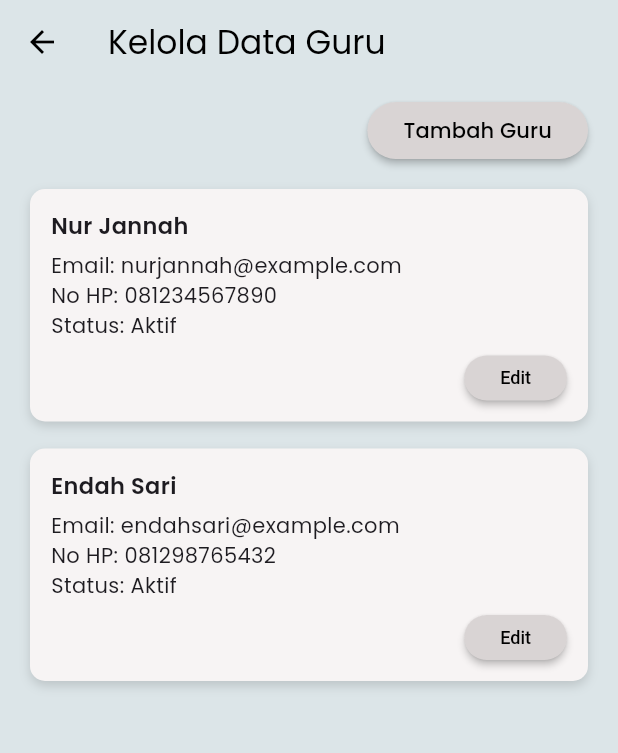
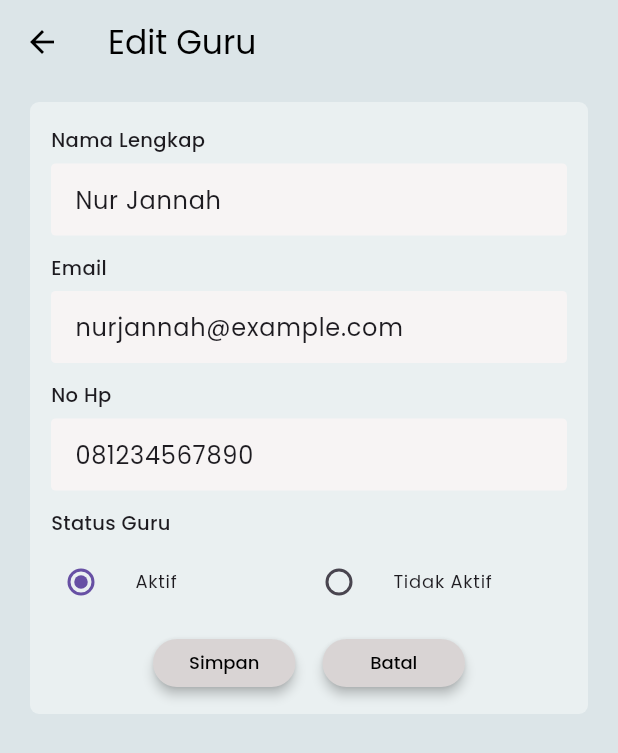
Before and after one commit to danavaaa/smartpaud, a Flutter app: the GuruPage screen opened directly, after a tap on "Edit", on a phone screen of 412 x 824 dp. Shown: the top 753 px of the screen. Run offline on Flutter 3.47's test engine with Material 3 defaults, Android fonts, the phone set to English and light mode, and no system bars; our stand-ins replace supabase_flutter; accounts and stored records are empty.

Commit message:
halaman edit dan tambah kelola guru

```diff
--- /dev/null
+++ b/lib/features/admin/guru/guru_form_page.dart
@@ -0,0 +1,259 @@
+import 'package:flutter/material.dart';
+
+// Halaman form untuk menambah atau mengedit data guru
+class GuruFormPage extends StatefulWidget {
+  final String? namaGuru;
+  final String? email;
+  final String? noHp;
+  final bool? isActive;
+
+  const GuruFormPage({
+    super.key,
+    this.namaGuru,
+    this.email,
+    this.noHp,
+    this.isActive,
+  });
+
+  @override
+  State<GuruFormPage> createState() => _GuruFormPageState();
+}
+
+// State dari halaman form guru
+class _GuruFormPageState extends State<GuruFormPage> {
+  final _namaGuruController = TextEditingController();
+  final _emailController = TextEditingController();
+  final _noHpController = TextEditingController();
+  bool isActive = true;
+
+  // Mengecek apakah halaman sedang dalam mode edit
+  bool get isEdit => widget.email != null;
+
+  @override
+  void initState() {
+    super.initState();
+
+    // Mengisi controller dengan data yang diterima jika dalam mode edit
+    _namaGuruController.text = widget.namaGuru ?? '';
+    _emailController.text = widget.email ?? '';
+    _noHpController.text = widget.noHp ?? '';
+    isActive = widget.isActive ?? true;
+  }
+
+  @override
+  void dispose() {
+    _namaGuruController.dispose();
+    _emailController.dispose();
+    _noHpController.dispose();
+    super.dispose();
+  }
+
+  // Fungsi untuk membuat dekorasi input yang seragam
+  InputDecoration customInputDecoration(String hint) {
+    return InputDecoration(
+      hintText: hint,
+      hintStyle: const TextStyle(
+        fontSize: 12,
+        color: Color(0xFFB8B1B1),
+        fontFamily: 'Poppins',
+      ),
+      filled: true,
+      fillColor: const Color(0xFFF7F4F4),
+      contentPadding: const EdgeInsets.symmetric(horizontal: 12, vertical: 12),
+      border: OutlineInputBorder(
+        borderRadius: BorderRadius.circular(3),
+        borderSide: BorderSide.none,
+      ),
+      enabledBorder: OutlineInputBorder(
+        borderRadius: BorderRadius.circular(3),
+        borderSide: BorderSide.none,
+      ),
+    );
+  }
+
+  // Fungsi untuk membuat label di atas input
+  Widget buildLabel(String text) {
+    return Padding(
+      padding: const EdgeInsets.only(bottom: 6),
+      child: Align(
+        alignment: Alignment.centerLeft,
+        child: Text(
+          text,
+          style: const TextStyle(
+            fontSize: 13,
+            fontWeight: FontWeight.w500,
+            fontFamily: 'Poppins',
+          ),
+        ),
+      ),
+    );
+  }
+
+  // Fungsi untuk membuat tombol aksi  Simpan dan Batal
+  Widget buildActionButton({
+    required String title,
+    required VoidCallback onTap,
+  }) {
+    return SizedBox(
+      width: 95,
+      height: 32,
+      child: ElevatedButton(
+        onPressed: onTap,
+        style: ElevatedButton.styleFrom(
+          backgroundColor: const Color(0xFFD9D4D4),
+          foregroundColor: Colors.black,
+          elevation: 3,
+          shape: RoundedRectangleBorder(
+            borderRadius: BorderRadius.circular(16),
+          ),
+          textStyle: const TextStyle(
+            fontSize: 12,
+            fontWeight: FontWeight.w500,
+            fontFamily: 'Poppins',
+          ),
+        ),
+        child: Text(title),
+      ),
+    );
+  }
+
+  @override
+  Widget build(BuildContext context) {
+    // Judul halaman berubah sesuai mode form
+    final title = isEdit ? 'Edit Guru' : 'Tambah Guru';
+
+    return Scaffold(
+      // Warna latar belakang halaman
+      backgroundColor: const Color(0xFFDCE5E8),
+
+      // AppBar di bagian atas halaman
+      appBar: AppBar(
+        backgroundColor: const Color(0xFFDCE5E8),
+        elevation: 0,
+        scrolledUnderElevation: 0,
+        iconTheme: const IconThemeData(color: Colors.black),
+
+        // Menampilkan judul halaman sesuai mode
+        title: Text(title, style: const TextStyle(color: Colors.black)),
+      ),
+
+      // Isi halaman
+      body: Padding(
+        // Memberi jarak isi dari tepi layar
+        padding: const EdgeInsets.fromLTRB(20, 12, 20, 20),
+        child: Column(
+          children: [
+            // Container utama form input
+            Container(
+              width: double.infinity,
+              padding: const EdgeInsets.fromLTRB(14, 16, 14, 18),
+              decoration: BoxDecoration(
+                color: const Color(0xFFEAF0F1),
+                borderRadius: BorderRadius.circular(6),
+              ),
+              child: Column(
+                children: [
+                  // Input nama lengkap guru
+                  buildLabel('Nama Lengkap'),
+                  TextField(
+                    controller: _namaGuruController,
+                    decoration: customInputDecoration('Contoh: Andini Ray'),
+                  ),
+                  const SizedBox(height: 12),
+
+                  // Input email guru
+                  buildLabel('Email'),
+                  TextField(
+                    controller: _emailController,
+                    decoration: customInputDecoration('contoh@email.com'),
+                  ),
+                  const SizedBox(height: 12),
+
+                  // Input nomor HP guru
+                  buildLabel('No Hp'),
+                  TextField(
+                    controller: _noHpController,
+                    decoration: customInputDecoration('08xxxxxxxxxx'),
+                  ),
+                  const SizedBox(height: 12),
+
+                  // Pilihan status guru
+                  buildLabel('Status Guru'),
+                  Row(
+                    children: [
+                      Expanded(
+                        child: RadioListTile<bool>(
+                          contentPadding: EdgeInsets.zero,
+                          value: true,
+                          groupValue: isActive,
+                          onChanged: (value) {
+                            if (value != null) {
+                              // Mengubah status guru menjadi aktif
+                              setState(() => isActive = value);
+                            }
+                          },
+                          title: const Text(
+                            'Aktif',
+                            style: TextStyle(
+                              fontSize: 12,
+                              fontFamily: 'Poppins',
+                            ),
+                          ),
+                          dense: true,
+                        ),
+                      ),
+                      Expanded(
+                        child: RadioListTile<bool>(
+                          contentPadding: EdgeInsets.zero,
+                          value: false,
+                          groupValue: isActive,
+                          onChanged: (value) {
+                            if (value != null) {
+                              // Mengubah status guru menjadi tidak aktif
+                              setState(() => isActive = value);
+                            }
+                          },
+                          title: const Text(
+                            'Tidak Aktif',
+                            style: TextStyle(
+                              fontSize: 12,
+                              fontFamily: 'Poppins',
+                            ),
+                          ),
+                          dense: true,
+                        ),
+                      ),
+                    ],
+                  ),
+                  const SizedBox(height: 14),
+
+                  // Tombol aksi Simpan dan Batal
+                  Row(
+                    mainAxisAlignment: MainAxisAlignment.center,
+                    children: [
+                      buildActionButton(
+                        title: 'Simpan',
+                        onTap: () {
+                          // kembali ke halaman sebelumnya dengan menyimpan data yang diinput
+                          Navigator.pop(context);
+                        },
+                      ),
+                      const SizedBox(width: 18),
+                      buildActionButton(
+                        title: 'Batal',
+                        onTap: () {
+                          // Menutup halaman form tanpa menyimpan perubahan
+                          Navigator.pop(context);
+                        },
+                      ),
+                    ],
+                  ),
+                ],
+              ),
+            ),
+          ],
+        ),
+      ),
+    );
+  }
+}
--- a/lib/features/admin/guru/guru_page.dart
+++ b/lib/features/admin/guru/guru_page.dart
@@ -1,4 +1,5 @@
 import 'package:flutter/material.dart';
+import 'guru_form_page.dart';
 
 // Halaman untuk menampilkan dan mengelola data guru
 class GuruPage extends StatelessWidget {
@@ -61,8 +62,21 @@ class GuruPage extends StatelessWidget {
               SizedBox(
                 height: 30,
                 child: ElevatedButton(
-                  // Untuk tahap ini tombol edit belum diberi aksi
-                  onPressed: () {},
+                  // tombol edit
+                  onPressed: () {
+                    Navigator.push(
+                      context,
+                      MaterialPageRoute(
+                        builder:
+                            (_) => GuruFormPage(
+                              namaGuru: namaGuru,
+                              email: email,
+                              noHp: noHp,
+                              isActive: status == 'Aktif',
+                            ),
+                      ),
+                    );
+                  },
 
                   // Mengatur tampilan tombol edit
                   style: ElevatedButton.styleFrom(
@@ -122,7 +136,12 @@ class GuruPage extends StatelessWidget {
                 height: 38,
                 child: ElevatedButton(
                   // tombol tambah
-                  onPressed: () {},
+                  onPressed: () {
+                    Navigator.push(
+                      context,
+                      MaterialPageRoute(builder: (_) => const GuruFormPage()),
+                    );
+                  },
 
                   // Mengatur tampilan tombol tambah
                   style: ElevatedButton.styleFrom(
```
